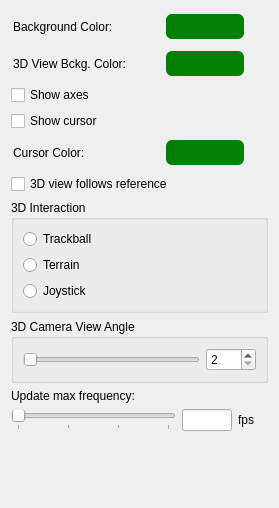
Before: the Qt Designer form IbisLib/gui/worldobjectsettingswidget.ui in IbisNeuronav/Ibis, drawn with Qt 5.
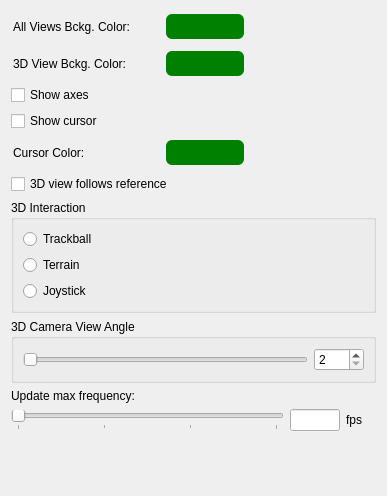
After: the same form once the commit is applied.

Commit message: Either set background color of all views or 3D view only.

The edit to the form file:
```diff
--- a/IbisLib/gui/worldobjectsettingswidget.ui
+++ b/IbisLib/gui/worldobjectsettingswidget.ui
@@ -6,8 +6,8 @@
    <rect>
     <x>0</x>
     <y>0</y>
-    <width>278</width>
-    <height>508</height>
+    <width>387</width>
+    <height>496</height>
    </rect>
   </property>
   <property name="windowTitle">
@@ -40,7 +40,7 @@
         </size>
        </property>
        <property name="text">
-        <string>Background Color: </string>
+        <string>All Views Bckg. Color:</string>
        </property>
       </widget>
      </item>
```
The commit also changes 3 other files.
